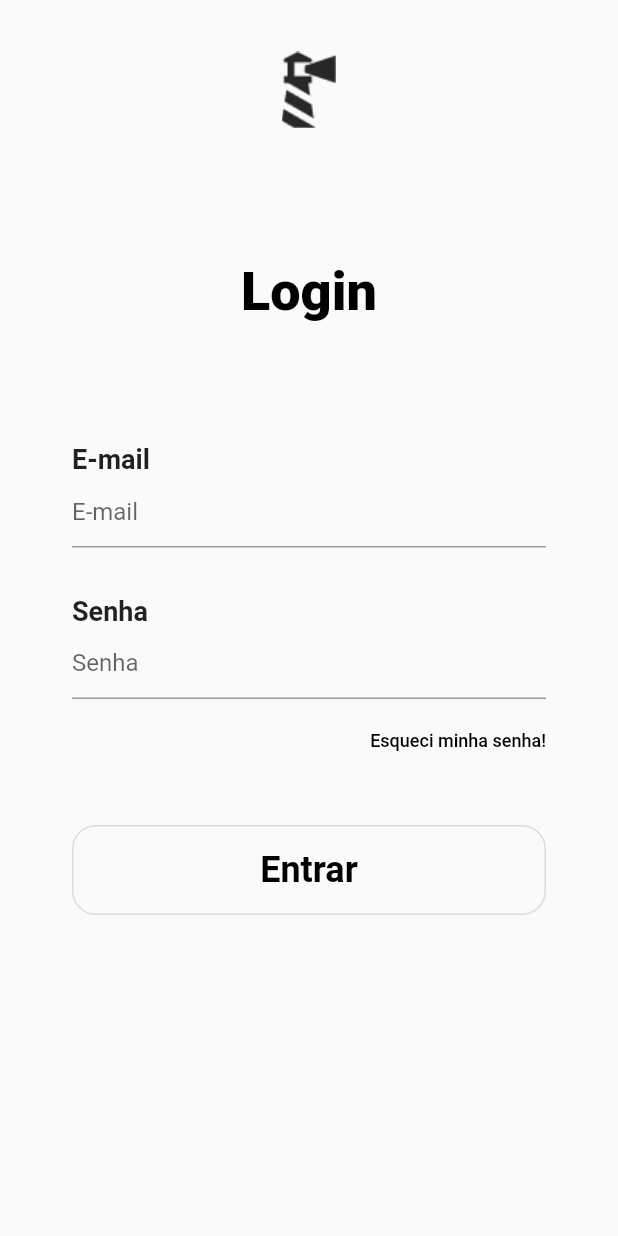
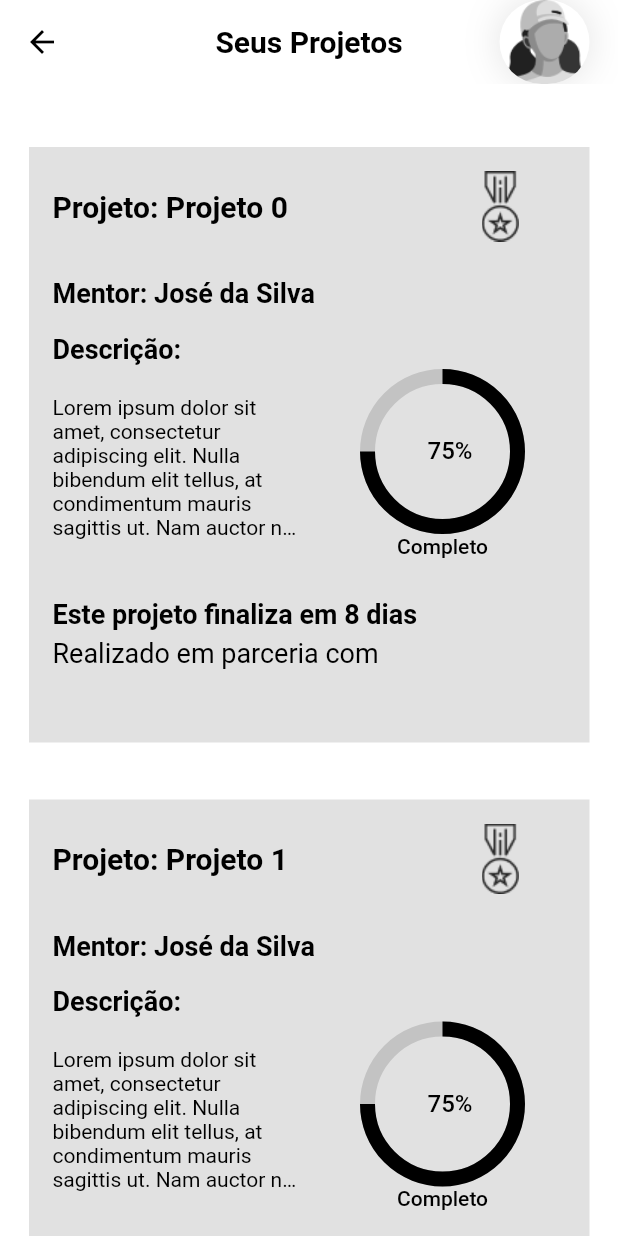
Before and after one commit to PedroDCS/pharus, a Flutter app: the screen it shows after launch, on a phone screen of 412 x 824 dp. Run offline on Flutter 3.47's test engine with Material 2 defaults, Android fonts, the phone set to English and light mode, and no system bars; our stand-ins replace dartz, equatable, flutter_modular.

Commit message:
Add Page Projects

```diff
--- a/lib/app/app_module.dart
+++ b/lib/app/app_module.dart
@@ -1,6 +1,7 @@
 import 'package:flutter_modular/flutter_modular.dart';
 import 'package:pharus/app/modules/auth/auth_module.dart';
 import 'modules/counter/counter_module.dart';
+import 'modules/projects/projects_module.dart';
 import 'modules/splash/splash_module.dart';
 
 class AppModule extends Module {
@@ -12,5 +13,6 @@ class AppModule extends Module {
         ModuleRoute('/', module: SplashModule()),
         ModuleRoute('/counter', module: CounterModule()),
         ModuleRoute('/auth', module: AuthModule()),
+        ModuleRoute('/projects', module: ProjectsModule())
       ];
 }
--- /dev/null
+++ b/lib/app/modules/projects/presentation/pages/projects_page/controller/projects_controller.dart
@@ -0,0 +1,43 @@
+// ignore_for_file: avoid_print
+
+import 'package:flutter/cupertino.dart';
+
+class ProjectsController {
+  TextEditingController emailController = TextEditingController();
+  TextEditingController passwordController = TextEditingController();
+
+  bool validacao(String email, String password) {
+    print(password.length);
+    if (email.isEmpty) {
+      return false;
+    }
+
+    if (password.isEmpty) {
+      //TODO validacao da senha
+      return false;
+    }
+
+    if (!RegExp(
+            r"^[a-zA-Z0-9.a-zA-Z0-9.!#$%&'*+-/=?^_`{|}~]+@[a-zA-Z0-9]+\.[a-zA-Z]+")
+        .hasMatch(email)) {
+      return false;
+    }
+
+    if (!RegExp(r"^(?=.*\d)(?=.*[a-z])(?=.*[A-Z])[0-9a-zA-Z$*&@#]{8,32}$")
+        .hasMatch(password)) {
+      print("object");
+      return false;
+    }
+    return true;
+  }
+
+  void login() {
+    //validação
+    if (!validacao(emailController.text, passwordController.text)) {
+      print("Deu Errado");
+      return;
+    }
+
+    print("tudo certo");
+  }
+}
--- /dev/null
+++ b/lib/app/modules/projects/presentation/pages/projects_page/projects_page.dart
@@ -0,0 +1,227 @@
+import 'package:flutter/material.dart';
+import 'package:flutter_modular/flutter_modular.dart';
+import 'package:pharus/app/modules/projects/presentation/pages/projects_page/controller/projects_controller.dart';
+import 'package:pharus/app/modules/projects/presentation/pages/projects_page/widgets/app_bar.dart';
+
+class ProjectsPage extends StatefulWidget {
+  const ProjectsPage({Key? key}) : super(key: key);
+
+  @override
+  State<ProjectsPage> createState() => _ProjectsPageState();
+}
+
+class _ProjectsPageState
+    extends ModularState<ProjectsPage, ProjectsController> {
+  @override
+  Widget build(BuildContext context) {
+    return Scaffold(
+      backgroundColor: Colors.white,
+      appBar: const PreferredSize(
+        child: AppBarWidget(
+          title: 'Seus Projetos',
+        ),
+        preferredSize: Size.fromHeight(60),
+      ),
+      body: SingleChildScrollView(
+        child: Padding(
+          padding: const EdgeInsets.symmetric(horizontal: 19, vertical: 38),
+          child: Column(
+            children: [
+              Container(
+                height: MediaQuery.of(context).size.height,
+                child: ListView.builder(
+                  itemCount: 8,
+                  itemBuilder: (context, index) {
+                    return ChartsItem(
+                      title: 'Projeto: Projeto $index',
+                      ontap: (){
+                        //Navegar para Detalhe do projeto
+                      },
+                    );
+                  },
+                ),
+              ),
+            ],
+          ),
+        ),
+      ),
+    );
+  }
+}
+
+class ChartsItem extends StatelessWidget {
+  const ChartsItem({
+    required this.title,
+    required this.ontap,
+    Key? key,
+  }) : super(key: key);
+  final String title;
+  final VoidCallback ontap;
+
+  @override
+  Widget build(BuildContext context) {
+    return GestureDetector(
+      onTap: ontap,
+      child: Container(
+        height: 397,
+        margin: const EdgeInsets.only(bottom: 38),
+        color: const Color(0xFFE1E1E1),
+        child: Padding(
+          padding: const EdgeInsets.all(16.0),
+          child: Column(
+            children: [
+              Row(
+                mainAxisAlignment: MainAxisAlignment.spaceBetween,
+                children: [
+                  Text(
+                    title,
+                    style: const TextStyle(
+                      color: Colors.black,
+                      fontWeight: FontWeight.bold,
+                      fontSize: 20,
+                    ),
+                  ),
+                  Container(
+                    margin: const EdgeInsets.only(right: 31),
+                    child: Image.asset('assets/images/medal.png'),
+                  )
+                ],
+              ),
+              const SizedBox(
+                height: 24,
+              ),
+              Row(
+                children: const [
+                  Text(
+                    'Mentor: José da Silva',
+                    style: TextStyle(
+                      color: Colors.black,
+                      fontWeight: FontWeight.bold,
+                      fontSize: 18,
+                    ),
+                  ),
+                ],
+              ),
+              const SizedBox(
+                height: 16,
+              ),
+              Row(
+                children: const [
+                  Text(
+                    'Descrição:',
+                    style: TextStyle(
+                      color: Colors.black,
+                      fontWeight: FontWeight.bold,
+                      fontSize: 18,
+                    ),
+                  ),
+                ],
+              ),
+              const SizedBox(
+                height: 8,
+              ),
+              Row(
+                children: [
+                  const SizedBox(
+                    width: 170,
+                    child: Text(
+                      'Lorem ipsum dolor sit amet, consectetur adipiscing elit. Nulla bibendum elit tellus, at condimentum mauris sagittis ut. Nam auctor nunc non ipsum blandit tempus.',
+                      style: TextStyle(
+                        color: Colors.black,
+                        fontWeight: FontWeight.w400,
+                        fontStyle: FontStyle.normal,
+                        fontSize: 14,
+                      ),
+                      maxLines: 6,
+                      overflow: TextOverflow.ellipsis,
+                      textDirection: TextDirection.ltr,
+                      textAlign: TextAlign.left,
+                    ),
+                  ),
+                  const SizedBox(
+                    width: 40,
+                  ),
+                  Column(
+                    children: [
+                      Stack(
+                        children: const [
+                          SizedBox(
+                            height: 100,
+                            width: 100,
+                            child: CircularProgressIndicator(
+                              strokeWidth: 10,
+                              value: 0.75,
+                              backgroundColor: Color(0xFFC3C3C3),
+                              valueColor: AlwaysStoppedAnimation<Color>(
+                                Colors.black,
+                              ),
+                            ),
+                          ),
+                          Positioned(
+                            top: 40,
+                            left: 40,
+                            child: Text(
+                              '75%',
+                              style: TextStyle(
+                                color: Colors.black,
+                                fontWeight: FontWeight.w500,
+                                fontStyle: FontStyle.normal,
+                                fontSize: 16,
+                              ),
+                            ),
+                          )
+                        ],
+                      ),
+                      const SizedBox(
+                        height: 5,
+                      ),
+                      const Text(
+                        'Completo',
+                        style: TextStyle(
+                          color: Colors.black,
+                          fontWeight: FontWeight.w500,
+                          fontStyle: FontStyle.normal,
+                          fontSize: 14,
+                        ),
+                      ),
+                    ],
+                  )
+                ],
+              ),
+              const SizedBox(
+                height: 27,
+              ),
+              Row(
+                children: const [
+                  Text(
+                    'Este projeto finaliza em 8 dias',
+                    style: TextStyle(
+                      color: Colors.black,
+                      fontWeight: FontWeight.bold,
+                      fontSize: 18,
+                    ),
+                  ),
+                ],
+              ),
+              const SizedBox(
+                height: 5,
+              ),
+              Row(
+                children: const [
+                  Text(
+                    'Realizado em parceria com',
+                    style: TextStyle(
+                      color: Colors.black,
+                      fontWeight: FontWeight.w400,
+                      fontSize: 18,
+                    ),
+                  ),
+                ],
+              ),
+            ],
+          ),
+        ),
+      ),
+    );
+  }
+}
--- /dev/null
+++ b/lib/app/modules/projects/presentation/pages/projects_page/widgets/app_bar.dart
@@ -0,0 +1,52 @@
+import 'package:flutter/material.dart';
+
+class AppBarWidget extends StatelessWidget {
+  const AppBarWidget({
+    required this.title,
+    Key? key,
+  }) : super(key: key);
+  final String title;
+
+  @override
+  Widget build(BuildContext context) {
+    return AppBar(
+        leading: IconButton(
+          onPressed: () => Navigator.of(context),
+          icon: const Icon(
+            Icons.arrow_back,
+            color: Colors.black,
+          ),
+        ),
+        title: Text(
+          title,
+          style: const TextStyle(
+            color: Colors.black,
+            fontWeight: FontWeight.bold,
+            fontSize: 20,
+          ),
+        ),
+        centerTitle: true,
+        backgroundColor: Colors.white,
+        elevation: 0,
+        actions: [
+          Container(
+            height: 50,
+            width: 60,
+            margin: const EdgeInsets.only(right: 19),
+            decoration: BoxDecoration(
+              color: Colors.white,
+              borderRadius: BorderRadius.circular(50),
+              image: const DecorationImage(
+                  image: AssetImage('assets/images/perfil_default.png')),
+              boxShadow: [
+                BoxShadow(
+                  color: Colors.black.withOpacity(0.1),
+                  blurRadius: 20,
+                  spreadRadius: 1,
+                ),
+              ],
+            ),
+          ),
+        ]);
+  }
+}
--- /dev/null
+++ b/lib/app/modules/projects/projects_module.dart
@@ -0,0 +1,14 @@
+import 'package:flutter_modular/flutter_modular.dart';
+import 'package:pharus/app/modules/projects/presentation/pages/projects_page/projects_page.dart';
+
+import 'presentation/pages/projects_page/controller/projects_controller.dart';
+
+class ProjectsModule extends Module {
+  @override
+  List<Bind> get binds => [
+        Bind.factory((i) => ProjectsController()),
+      ];
+  @override
+  List<ModularRoute> get routes =>
+      [ChildRoute('/', child: (context, args) => const ProjectsPage())];
+}
--- a/lib/app/modules/splash/presentation/pages/splash/splash_controller.dart
+++ b/lib/app/modules/splash/presentation/pages/splash/splash_controller.dart
@@ -3,7 +3,7 @@ import 'package:flutter_modular/flutter_modular.dart';
 
 class SplashController {
   void navigationToNextPage() {
-    Modular.to.navigate('/auth/');
+    Modular.to.navigate('/projects/');
   }
 
   startSplashScreenTimer() async {
--- a/pubspec.yaml
+++ b/pubspec.yaml
@@ -16,6 +16,7 @@ dependencies:
   dartz: ^0.10.1
   json_serializable: ^6.1.4
   flutter_modular: ^4.4.0
+  charts_flutter: ^0.12.0
 
 dev_dependencies:
   flutter_test:
```
Also changed, not shown: assets/images/medal.png (added), assets/images/perfil_default.png (added), pubspec.lock, 1 other file.
